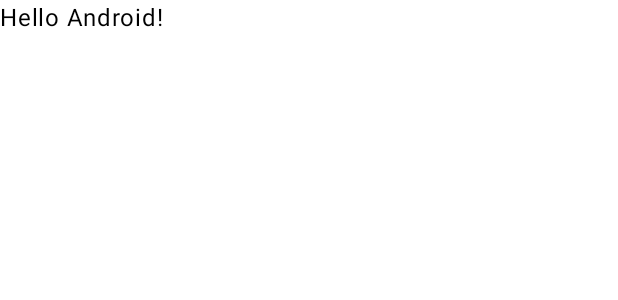
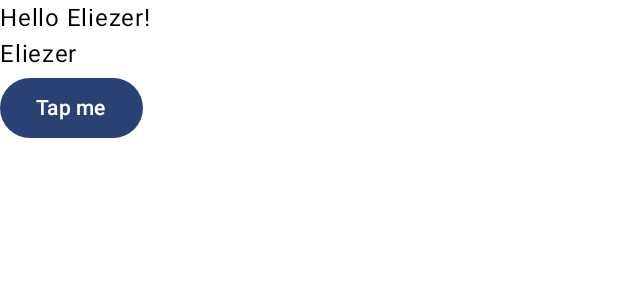
Before and after one commit to er7santana/android-compose-aluvery, an Android app built with Jetpack Compose: the @Preview function GreetingPreview, on a phone screen of 412 x 824 dp. Shown: the top 300 px of the screen. Run offline under Robolectric (Android 15) with nearby library versions, the phone set to English and light mode, and no system bars.

```diff
--- a/app/build.gradle.kts
+++ b/app/build.gradle.kts
@@ -1,11 +1,12 @@
 plugins {
     alias(libs.plugins.android.application)
     alias(libs.plugins.kotlin.android)
+    alias(libs.plugins.compose.compiler)
 }
 
 android {
     namespace = "br.com.shaft.aluvery"
-    compileSdk = 34
+    compileSdk = 35
 
     defaultConfig {
         applicationId = "br.com.shaft.aluvery"
--- a/app/src/main/java/br/com/shaft/aluvery/MainActivity.kt
+++ b/app/src/main/java/br/com/shaft/aluvery/MainActivity.kt
@@ -4,8 +4,11 @@ import android.os.Bundle
 import androidx.activity.ComponentActivity
 import androidx.activity.compose.setContent
 import androidx.activity.enableEdgeToEdge
+import androidx.compose.foundation.layout.Column
+import androidx.compose.foundation.layout.Row
 import androidx.compose.foundation.layout.fillMaxSize
 import androidx.compose.foundation.layout.padding
+import androidx.compose.material3.Button
 import androidx.compose.material3.Scaffold
 import androidx.compose.material3.Text
 import androidx.compose.runtime.Composable
@@ -20,10 +23,7 @@ class MainActivity : ComponentActivity() {
         setContent {
             AluveryTheme {
                 Scaffold(modifier = Modifier.fillMaxSize()) { innerPadding ->
-                    Greeting(
-                        name = "Android",
-                        modifier = Modifier.padding(innerPadding)
-                    )
+                    Greeting("Eliezer", Modifier.padding(innerPadding))
                 }
             }
         }
@@ -32,16 +32,22 @@ class MainActivity : ComponentActivity() {
 
 @Composable
 fun Greeting(name: String, modifier: Modifier = Modifier) {
-    Text(
-        text = "Hello $name!",
-        modifier = modifier
-    )
+    Column {
+        Text(
+            text = "Hello $name!",
+            modifier = modifier
+        )
+        Text("Eliezer", modifier = modifier)
+        Button(onClick = { /* Do something! */ }) {
+            Text("Tap me")
+        }
+    }
 }
 
-@Preview(showBackground = true)
+@Preview(showBackground = true, showSystemUi = true, device = "id:pixel_5")
 @Composable
 fun GreetingPreview() {
     AluveryTheme {
-        Greeting("Android")
+        Greeting("Eliezer")
     }
 }
--- a/build.gradle.kts
+++ b/build.gradle.kts
@@ -2,4 +2,5 @@
 plugins {
     alias(libs.plugins.android.application) apply false
     alias(libs.plugins.kotlin.android) apply false
+    alias(libs.plugins.compose.compiler) apply false
 }
--- a/gradle/libs.versions.toml
+++ b/gradle/libs.versions.toml
@@ -1,13 +1,13 @@
 [versions]
 agp = "8.6.1"
-kotlin = "1.9.0"
+kotlin = "2.0.0"
 coreKtx = "1.15.0"
 junit = "4.13.2"
 junitVersion = "1.2.1"
 espressoCore = "3.6.1"
 lifecycleRuntimeKtx = "2.8.7"
 activityCompose = "1.9.3"
-composeBom = "2024.04.01"
+composeBom = "2024.10.01"
 
 [libraries]
 androidx-core-ktx = { group = "androidx.core", name = "core-ktx", version.ref = "coreKtx" }
@@ -28,3 +28,4 @@ androidx-material3 = { group = "androidx.compose.material3", name = "material3"
 [plugins]
 android-application = { id = "com.android.application", version.ref = "agp" }
 kotlin-android = { id = "org.jetbrains.kotlin.android", version.ref = "kotlin" }
+compose-compiler = { id = "org.jetbrains.kotlin.plugin.compose", version.ref = "kotlin" }
```
